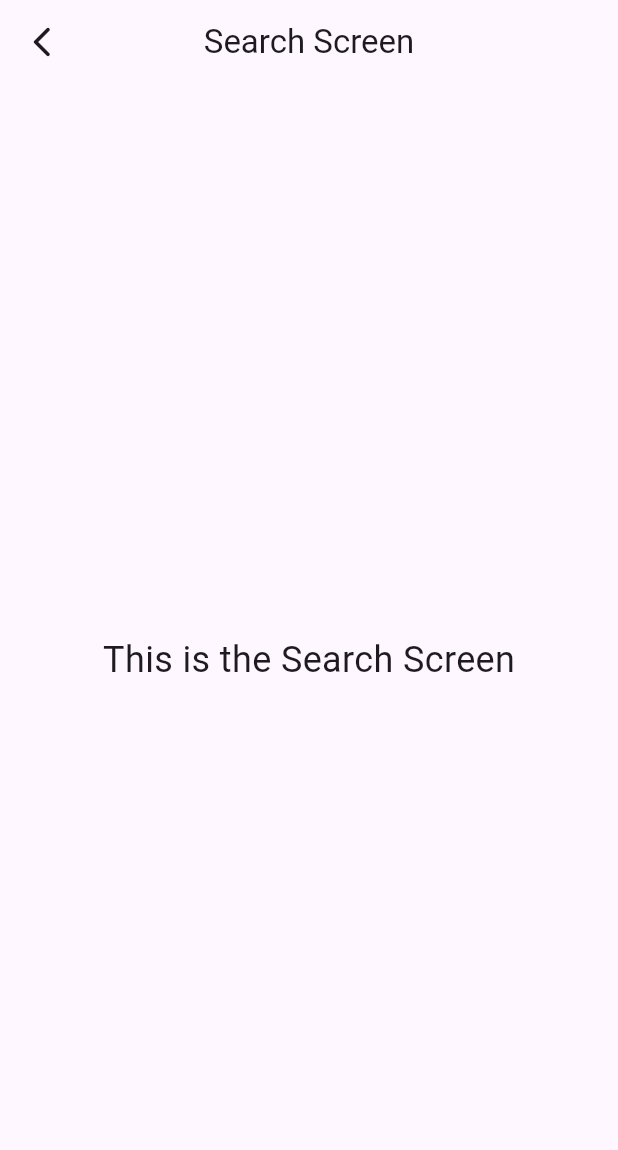
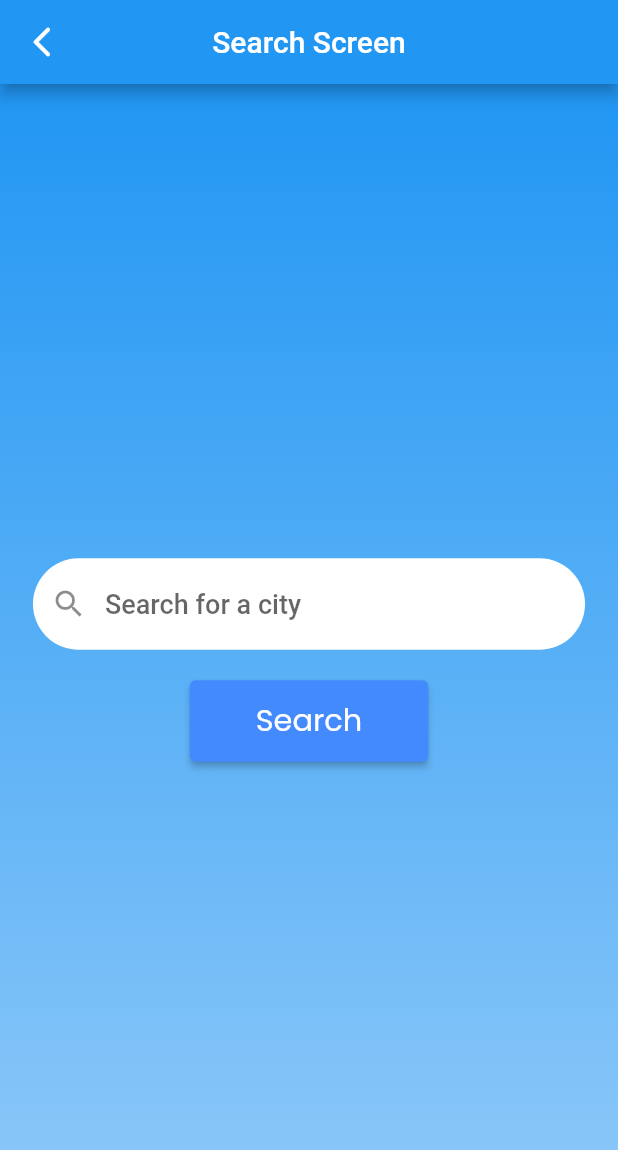
Before and after one commit to Mo123elsayed/weather_now, a Flutter app: the screen it shows after launch, after a tap on "Check Weather", on a phone screen of 412 x 824 dp. Shown: the top 1150 px of the screen. Run offline on Flutter 3.47's test engine with Material 3 defaults, Android fonts, the light colour scheme and no system bars; our stand-ins replace flutter_screenutil.

Commit message:
`Added theme and typography to Weather Now app`

```diff
--- /dev/null
+++ b/lib/core/theme/app_text_style.dart
@@ -0,0 +1,16 @@
+import 'package:flutter/material.dart';
+import 'package:flutter_screenutil/flutter_screenutil.dart';
+
+class AppTextStyle {
+  static TextStyle poppinsWhite20 = TextStyle(
+    fontFamily: 'Poppins',
+    wordSpacing: 5.w,
+    fontSize: 20.sp,
+    color: Colors.white,
+  );
+  static TextStyle quicksandWhite20 = TextStyle(
+    fontFamily: 'Quicksand',
+    fontSize: 20.sp,
+    color: Colors.white,
+  );
+}
--- a/lib/features/view/ui/screens/home_screen.dart
+++ b/lib/features/view/ui/screens/home_screen.dart
@@ -2,6 +2,7 @@ import 'package:flutter/material.dart';
 import 'package:flutter_screenutil/flutter_screenutil.dart';
 import 'package:weather_now/core/helpers/extensions.dart';
 import 'package:weather_now/core/routing/routes.dart';
+import 'package:weather_now/core/theme/app_text_style.dart';
 
 class HomeScreen extends StatelessWidget {
   const HomeScreen({super.key});
@@ -11,7 +12,12 @@ class HomeScreen extends StatelessWidget {
     return Scaffold(
       appBar: AppBar(
         foregroundColor: Colors.white,
-        title: const Text('Weather Now'),
+        title: Text(
+          'Weather Now',
+          style: AppTextStyle.poppinsWhite20.copyWith(
+            fontWeight: FontWeight.bold,
+          ),
+        ),
         centerTitle: true,
         backgroundColor: const Color(0xFF2196F3),
       ),
@@ -36,15 +42,24 @@ class HomeScreen extends StatelessWidget {
               Column(
                 mainAxisAlignment: MainAxisAlignment.center,
                 children: [
+                  Image.asset(
+                    'assets/imgs/weather-bg.png',
+                    height: 150.h,
+                    width: 150.w,
+                    // fit: BoxFit.cover,
+                    cacheHeight: 192,
+                    cacheWidth: 192,
+                  ),
                   Text(
-                    "Welcome to WeatherNow 🌤️\nCheck the weather anywhere, easily",
+                    "Welcome to Weather Now 🌤️",
                     textAlign: TextAlign.center,
-                    style: TextStyle(
-                      letterSpacing: 2.w,
-                      fontSize: 24.sp,
-                      color: Colors.white,
+                    style: AppTextStyle.poppinsWhite20.copyWith(
                       fontWeight: FontWeight.bold,
                     ),
+                  ),
+                  Text(
+                    'Check the weather anywhere, easily.',
+                    style: AppTextStyle.quicksandWhite20,
                   ),
                   SizedBox(height: 20.h),
 
@@ -53,10 +68,12 @@ class HomeScreen extends StatelessWidget {
                     decoration: BoxDecoration(
                       border: Border.all(color: Colors.white, width: 2.w),
                       gradient: const LinearGradient(
-                        colors: [Colors.blueAccent, Colors.blue],
+                        begin: Alignment.bottomRight,
+                        end: Alignment.bottomLeft,
+                        colors: [Colors.blue, Colors.purple],
                       ),
                       color: Colors.blueAccent,
-                      borderRadius: BorderRadius.circular(16),
+                      borderRadius: BorderRadius.circular(20.r),
                     ),
                     child: TextButton(
                       onPressed: () {
@@ -64,7 +81,11 @@ class HomeScreen extends StatelessWidget {
                       },
                       child: const Text(
                         "Check Weather",
-                        style: TextStyle(color: Colors.white, fontSize: 18),
+                        style: TextStyle(
+                          color: Colors.white,
+                          fontFamily: 'Poppins',
+                          fontSize: 18,
+                        ),
                       ),
                     ),
                   ),
@@ -75,7 +96,12 @@ class HomeScreen extends StatelessWidget {
 
                 child: Text(
                   "Simple weather. Anytime.",
-                  style: TextStyle(fontSize: 18.sp, color: Colors.white),
+                  style: TextStyle(
+                    fontSize: 18.sp,
+                    fontFamily: 'Quicksand',
+                    color: Colors.white,
+                    fontWeight: FontWeight.bold,
+                  ),
                 ),
               ),
             ],
--- a/lib/features/view/ui/screens/search_screen.dart
+++ b/lib/features/view/ui/screens/search_screen.dart
@@ -1,8 +1,31 @@
 import 'package:flutter/material.dart';
+import 'package:flutter_screenutil/flutter_screenutil.dart';
 import 'package:weather_now/core/helpers/extensions.dart';
+import 'package:weather_now/core/routing/routes.dart';
+import 'package:weather_now/core/theme/app_text_style.dart';
+import 'package:weather_now/features/view/ui/widgets/custom_form_field.dart';
 
-class SearchScreen extends StatelessWidget {
+class SearchScreen extends StatefulWidget {
   const SearchScreen({super.key});
+
+  @override
+  State<SearchScreen> createState() => _SearchScreenState();
+}
+
+@override
+class _SearchScreenState extends State<SearchScreen> {
+  void initState() {
+    super.initState();
+  }
+
+  void dispose() {
+    // TODO: implement dispose
+    searchController.dispose();
+    super.dispose();
+  }
+
+  final TextEditingController searchController = TextEditingController();
+  final GlobalKey<FormState> _formKey = GlobalKey<FormState>();
 
   @override
   Widget build(BuildContext context) {
@@ -15,10 +38,43 @@ class SearchScreen extends StatelessWidget {
           icon: const Icon(Icons.arrow_back_ios_new_rounded),
         ),
       ),
-      body: Center(
-        child: Text(
-          'This is the Search Screen',
-          style: TextStyle(fontSize: 24),
+      body: Form(
+        key: _formKey,
+        child: Container(
+          padding: EdgeInsets.symmetric(horizontal: 20.w, vertical: 10.h),
+          alignment: Alignment.center,
+          decoration: const BoxDecoration(
+            gradient: LinearGradient(
+              begin: Alignment.topCenter,
+              end: Alignment.bottomCenter,
+              colors: [
+                Color(0xFF2196F3), // Blue color at the top
+                Color(0xFF90CAF9), // Lighter blue color at the bottom
+              ],
+            ),
+          ),
+          child: Column(
+            mainAxisAlignment: MainAxisAlignment.center,
+            children: [
+              CustomFormField(controller: searchController),
+              SizedBox(height: 20.h),
+              ElevatedButton(
+                style: ButtonStyle(
+                  backgroundColor: WidgetStatePropertyAll(Colors.blueAccent),
+                  padding: WidgetStatePropertyAll(
+                    EdgeInsets.symmetric(horizontal: 40.w, vertical: 12.h),
+                  ),
+                ),
+                onPressed: () {
+                  if (_formKey.currentState!.validate()) {
+                    // Perform search action
+                    context.pushNamed(Routes.resultScreen);
+                  }
+                },
+                child: Text('Search', style: AppTextStyle.poppinsWhite20),
+              ),
+            ],
+          ),
         ),
       ),
     );
--- /dev/null
+++ b/lib/features/view/ui/widgets/custom_form_field.dart
@@ -0,0 +1,48 @@
+import 'package:flutter/material.dart';
+import 'package:flutter_screenutil/flutter_screenutil.dart';
+import 'package:weather_now/core/helpers/extensions.dart';
+import 'package:weather_now/core/routing/routes.dart';
+
+class CustomFormField extends StatelessWidget {
+  final TextEditingController controller;
+  const CustomFormField({super.key, required this.controller});
+
+  @override
+  Widget build(BuildContext context) {
+    return Form(
+      key: GlobalKey<FormState>(),
+      child: TextFormField(
+        autovalidateMode: AutovalidateMode.onUserInteraction,
+        validator: (value) => cityValidation(value),
+        onFieldSubmitted: (value) {
+          if (GlobalKey<FormState>().currentState!.validate()) {
+            // Perform search action
+            context.pushNamed(Routes.resultScreen);
+          }
+        },
+        keyboardType: TextInputType.text,
+        textInputAction: TextInputAction.search,
+        controller: controller,
+        style: const TextStyle(
+          fontSize: 18,
+          color: Colors.black,
+          fontWeight: FontWeight.w500,
+          decoration: TextDecoration.none,
+        ),
+        decoration: InputDecoration(
+          hintText: 'Search for a city',
+          filled: true,
+          fillColor: Colors.white,
+          border: OutlineInputBorder(
+            borderRadius: BorderRadius.circular(30.r),
+            borderSide: BorderSide.none,
+          ),
+          prefixIcon: const Icon(Icons.search),
+        ),
+      ),
+    );
+  }
+
+  String? cityValidation(String? text) =>
+      text == null || text.isEmpty ? 'Please enter a city name' : null;
+}
--- a/lib/weather_now_app.dart
+++ b/lib/weather_now_app.dart
@@ -2,13 +2,13 @@ import 'package:flutter/material.dart';
 import 'package:flutter_screenutil/flutter_screenutil.dart';
 import 'package:weather_now/core/routing/app_router.dart';
 import 'package:weather_now/core/routing/routes.dart';
+
 class WeatherNowApp extends StatelessWidget {
   const WeatherNowApp({super.key});
 
   @override
   Widget build(BuildContext context) {
-
-  final AppRoutes appRoutes = AppRoutes();
+    final AppRoutes appRoutes = AppRoutes();
 
     return ScreenUtilInit(
       designSize: const Size(375, 812),
@@ -18,9 +18,7 @@ class WeatherNowApp extends StatelessWidget {
         return MaterialApp(
           debugShowCheckedModeBanner: false,
           title: 'Weather Now',
-          theme: ThemeData(
-            primarySwatch: Colors.blue,
-          ),
+          theme: ThemeData(useMaterial3: false, primarySwatch: Colors.blue),
           onGenerateRoute: appRoutes.generateRoute,
           initialRoute: Routes.home,
         );
```
Also changed, not shown: pubspec.yaml (+12 -11 lines), assets/fonts/Poppins-Bold.ttf (added), assets/fonts/Poppins-Regular.ttf (added), assets/fonts/Poppins-SemiBold.ttf (added), assets/fonts/Quicksand-Regular.ttf (added), assets/fonts/Quicksand-SemiBold.ttf (added), assets/imgs/weather-bg.png (added), assets/imgs/weather-img.png (added).
